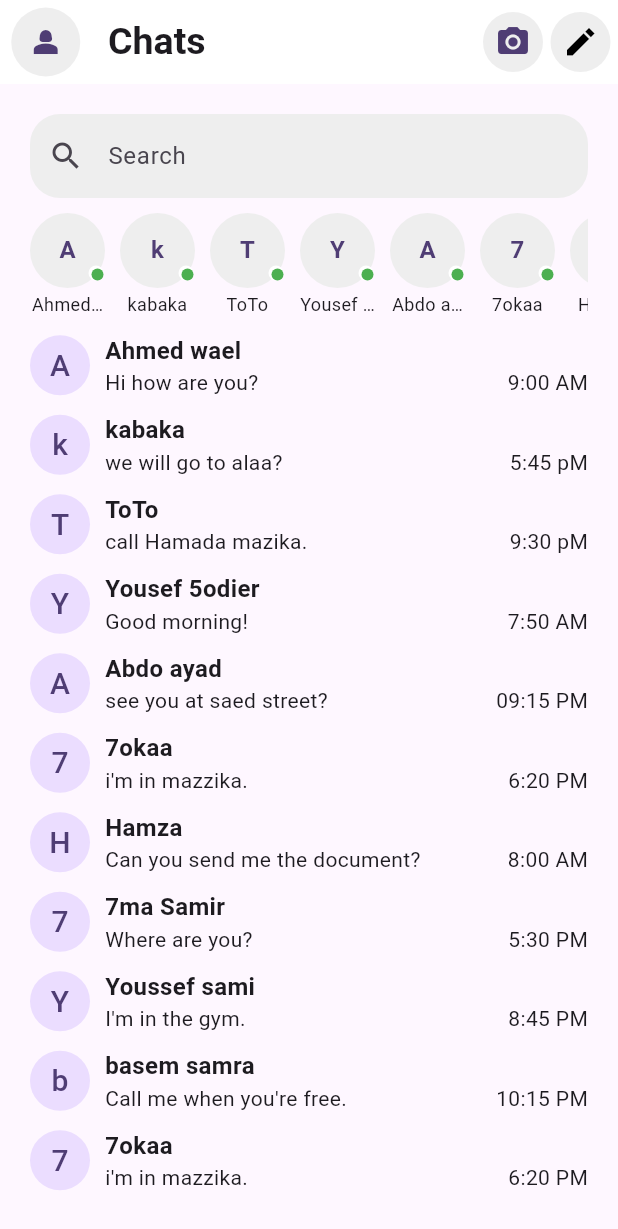
After one commit to ahmedwaelalkaliby/flutter-app, a Flutter app: the MessengerScreen screen opened directly, on a phone screen of 412 x 824 dp. The commit adds this screen. Shown: the top 1229 px of the screen. Run offline on Flutter 3.47's test engine with Material 3 defaults, Android fonts, the phone set to English and light mode, and no system bars; statements that could not run were skipped.

Commit message:
chat and BMI pages

```diff
--- /dev/null
+++ b/lib/chat_item.dart
@@ -0,0 +1,38 @@
+import 'package:flutter/material.dart';
+import 'package:flutter_application_1/messenger_screen.dart';
+
+class ChatItem extends StatelessWidget {
+  ChatItem({super.key, required this.user});
+  Users user;
+  @override
+  Widget build(BuildContext context) {
+    return Row(
+      spacing: 10,
+      children: [
+        CircleAvatar(
+          child: Text(
+            "${user.name?.split("")[0]}",
+            style: TextStyle(fontSize: 20),
+          ),
+        ),
+        Expanded(
+          child: Column(
+            crossAxisAlignment: CrossAxisAlignment.start,
+            children: [
+              Text(
+                "${user.name}",
+                style: TextStyle(fontSize: 16, fontWeight: FontWeight.bold),
+              ),
+              Row(
+                children: [
+                  Expanded(child: Text("${user.message}")),
+                  Text("${user.time}"),
+                ],
+              ),
+            ],
+          ),
+        ),
+      ],
+    );
+  }
+}
--- a/lib/main.dart
+++ b/lib/main.dart
@@ -33,7 +33,7 @@ class MyApp extends StatelessWidget {
         // tested with just a hot reload.
         colorScheme: ColorScheme.fromSeed(seedColor: Colors.deepPurple),
       ),
-      home: LoginScreen(),
+      home: BmiScreen(),
     );
   }
 }
--- /dev/null
+++ b/lib/messenger_screen.dart
@@ -0,0 +1,160 @@
+import 'package:flutter/material.dart';
+import 'package:flutter_application_1/chat_item.dart';
+import 'package:flutter_application_1/story_item.dart';
+
+class Users {
+  String? name;
+  String? message;
+  String? time;
+  Users({this.name, this.message, this.time});
+}
+
+class MessengerScreen extends StatelessWidget {
+  MessengerScreen({super.key});
+
+  List<Users> users = [
+    Users(
+      name: "Ahmed wael",
+      message: "Hi how are you?",
+      time: "9:00 AM",
+    ),
+    Users(name: "kabaka",
+     message: "we will go to alaa?",
+     time: "5:45 pM"),
+    Users(name: "ToTo",
+     message: "call Hamada mazika.",
+     time: "9:30 pM"),
+    Users(
+      name: "Yousef 5odier",
+      message: "Good morning!",
+      time: "7:50 AM",
+    ),
+    Users(
+      name: "Abdo ayad",
+      message: "see you at saed street?",
+      time: "09:15 PM",
+    ),
+    Users(
+      name: "7okaa",
+      message: "i'm in mazzika.",
+      time: "6:20 PM",
+    ),
+    Users(
+      name: "Hamza",
+      message: "Can you send me the document?",
+      time: "8:00 AM",
+    ),
+    Users(name: "7ma Samir",
+     message: "Where are you?",
+     time: "5:30 PM"),
+    Users(
+      name: "Youssef sami",
+      message: "I'm in the gym.",
+      time: "8:45 PM",
+    ),
+    Users(
+      name: "basem samra",
+      message: "Call me when you're free.",
+      time: "10:15 PM",
+    ),
+    Users(name: "7okaa", message: "i'm in mazzika.", time: "6:20 PM"),
+    Users(
+      name: "Hamza",
+      message: "Can you send me the document?",
+      time: "8:00 AM",
+    ),
+    Users(name: "7ma Samir",
+     message: "Where are you?",
+     time: "5:30 PM"),
+    Users(name: "Youssef sami", message: "I'm in the gym.", time: "8:45 PM"),
+    Users(
+      name: "basem samra",
+      message: "Call me when you're free.",
+      time: "10:15 PM",
+    ),
+
+  ];
+
+  @override
+  Widget build(BuildContext context) {
+    return Scaffold(
+      appBar: AppBar(
+        backgroundColor: Colors.white,
+        title: Text(
+          "Chats",
+          style: TextStyle(fontSize: 25, fontWeight: FontWeight.bold),
+        ),
+        leading: Padding(
+          padding: const EdgeInsets.only(top: 5, bottom: 5, left: 5, right: 0),
+          child: CircleAvatar(
+            child: Icon(Icons.person_2),
+            backgroundColor: Colors.grey.shade200,
+          ),
+        ),
+        actions: [
+          Padding(
+            padding: const EdgeInsets.all(5.0),
+            child: Row(
+              spacing: 5,
+              children: [
+                CircleAvatar(
+                  child: Icon(Icons.camera_alt),
+                  backgroundColor: Colors.grey.shade200,
+                ),
+                CircleAvatar(
+                  child: Icon(Icons.edit_sharp, color: Colors.black),
+                  backgroundColor: Colors.grey.shade200,
+                ),
+              ],
+            ),
+          ),
+        ],
+      ),
+      body: Padding(
+        padding: const EdgeInsets.all(20.0),
+        child: Column(
+          children: [
+            TextFormField(
+              decoration: InputDecoration(
+                hintText: "Search",
+                fillColor: Colors.grey.shade200,
+                filled: true,
+                prefixIcon: Icon(Icons.search),
+
+                border: OutlineInputBorder(
+                  borderRadius: BorderRadius.circular(20),
+                  borderSide: BorderSide.none,
+                ),
+              ),
+            ),
+            SizedBox(height: 10),
+            SizedBox(
+              height: 80,
+              child: ListView.separated(
+                scrollDirection: Axis.horizontal,
+                itemBuilder: (context, index) {
+                  return StoryItem(user: users[index]);
+                },
+                separatorBuilder: (context, index) {
+                  return SizedBox(width: 10);
+                },
+                itemCount: 10,
+              ),
+            ),
+            Expanded(
+              child: ListView.separated(
+                itemBuilder: (context, index) {
+                  return ChatItem(user: users[index]);
+                },
+                separatorBuilder: (context, index) {
+                  return SizedBox(height: 10);
+                },
+                itemCount: users.length,
+              ),
+            ),
+          ],
+        ),
+      ),
+    );
+  }
+}
--- /dev/null
+++ b/lib/story_item.dart
@@ -0,0 +1,67 @@
+import 'package:flutter/material.dart';
+import 'package:flutter_application_1/messenger_screen.dart';
+
+class StoryItem extends StatelessWidget {
+  StoryItem({super.key, required this.user});
+  Users user;
+  @override
+  Widget build(BuildContext context) {
+    return Expanded(
+      child: Column(
+        mainAxisSize: MainAxisSize.min,
+        spacing: 2,
+        children: [
+          Stack(
+            children: [
+              Container(
+                height: 50,
+                width: 50,
+                child: CircleAvatar(
+                  child: Text(
+                    "${user.name?[0]}",
+                    style: TextStyle(fontWeight: FontWeight.bold),
+                  ),
+                  backgroundColor: Colors.grey.shade200,
+                ),
+              ),
+              Positioned(
+                bottom: 5,
+                right: 1,
+                child: Container(
+                  width: 10,
+                  height: 10,
+                  decoration: BoxDecoration(
+                    borderRadius: BorderRadius.circular(20),
+                    color: Colors.white,
+                  ),
+                ),
+              ),
+              Positioned(
+                bottom: 5,
+                right: 1,
+                child: Container(
+                  width: 8,
+                  height: 8,
+                  decoration: BoxDecoration(
+                    borderRadius: BorderRadius.circular(20),
+                    color: Colors.green,
+                  ),
+                ),
+              ),
+            ],
+          ),
+          Container(
+            width: 50,
+            height: 16,
+            child: Text(
+              "${user.name}",
+              style: TextStyle(fontSize: 12),
+              overflow: TextOverflow.ellipsis,
+              textAlign: TextAlign.center,
+            ),
+          ),
+        ],
+      ),
+    );
+  }
+}
```
Also changed, not shown: lib/BMI_Result.dart (added, +48 -0 lines), lib/BMI_Screen.dart (added, +317 -0 lines).
